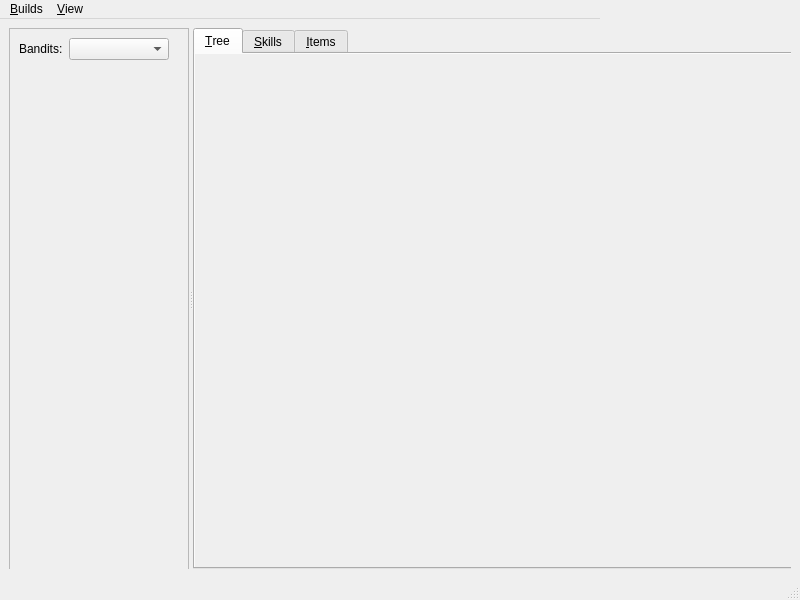
The window that main.ui (dekkofilms/PathOfBuilding-Python) describes before a commit, drawn with Qt 5.
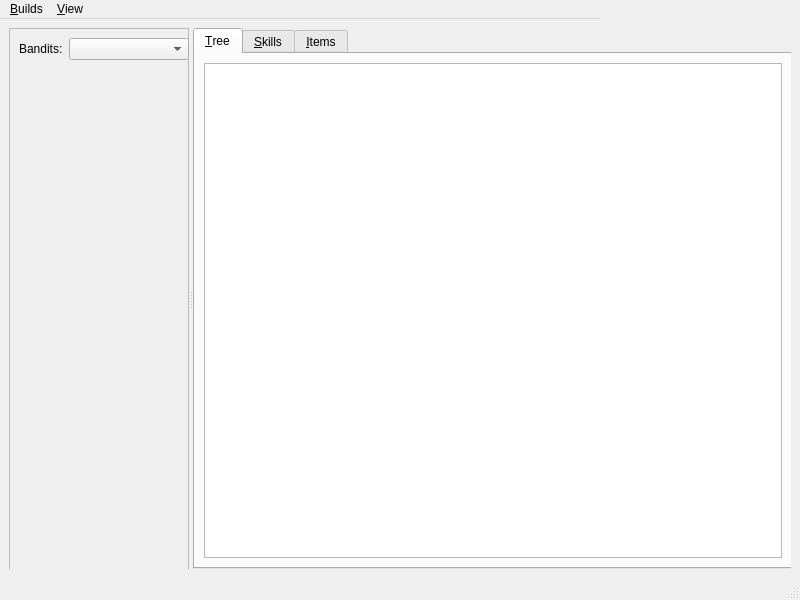
The same window after the commit. Icons and pictures are not drawn.

What changed in the file:
```diff
--- a/main.ui
+++ b/main.ui
@@ -74,7 +74,7 @@
          <rect>
           <x>10</x>
           <y>10</y>
-          <width>150</width>
+          <width>170</width>
           <height>24</height>
          </rect>
         </property>
@@ -90,10 +90,32 @@
           <widget class="QComboBox" name="bandit_comboBox">
            <property name="minimumSize">
             <size>
-             <width>100</width>
+             <width>120</width>
              <height>0</height>
             </size>
            </property>
+           <property name="sizeAdjustPolicy">
+            <enum>QComboBox::AdjustToContentsOnFirstShow</enum>
+           </property>
+           <property name="minimumContentsLength">
+            <number>60</number>
+           </property>
+           <property name="placeholderText">
+            <string>Make  a Selection</string>
+           </property>
+           <property name="modelColumn">
+            <number>0</number>
+           </property>
+           <item>
+            <property name="text">
+             <string>2 Passives Points</string>
+            </property>
+           </item>
+           <item>
+            <property name="text">
+             <string>Oak (Life Regen, Phys.Dmg. Reduction, Phys.Dmg)</string>
+            </property>
+           </item>
           </widget>
          </item>
         </layout>
@@ -128,31 +150,12 @@
         <number>0</number>
        </property>
        <widget class="QWidget" name="tabTree">
-        <property name="autoFillBackground">
-         <bool>true</bool>
-        </property>
         <attribute name="title">
          <string>&amp;Tree</string>
         </attribute>
         <layout class="QHBoxLayout" name="horizontalLayout_2">
          <item>
-          <widget class="QLabel" name="label_2">
-           <property name="sizePolicy">
-            <sizepolicy hsizetype="Expanding" vsizetype="Expanding">
-             <horstretch>0</horstretch>
-             <verstretch>0</verstretch>
-            </sizepolicy>
-           </property>
-           <property name="focusPolicy">
-            <enum>Qt::TabFocus</enum>
-           </property>
-           <property name="text">
-            <string/>
-           </property>
-           <property name="pixmap">
-            <pixmap resource="main.qrc">:/TreeData/src/TreeData/AmberOil.png</pixmap>
-           </property>
-          </widget>
+          <widget class="QGraphicsView" name="graphicsView"/>
          </item>
         </layout>
        </widget>
```
Left out of the diff: 6 changed lines with no effect on the pictures.
